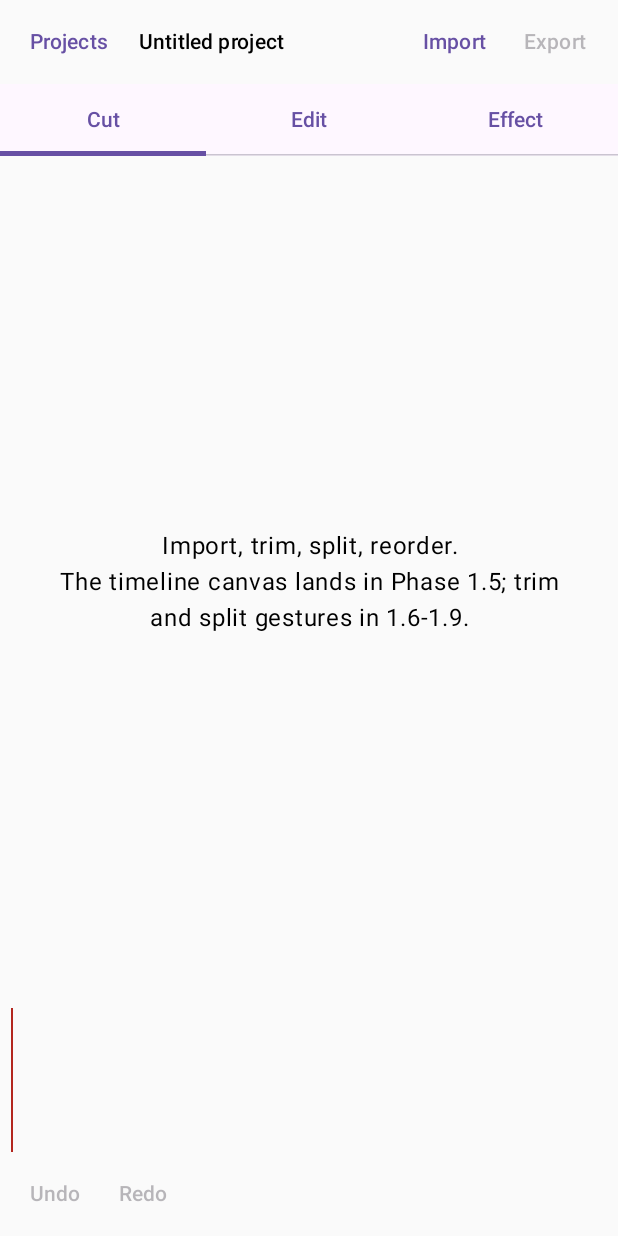
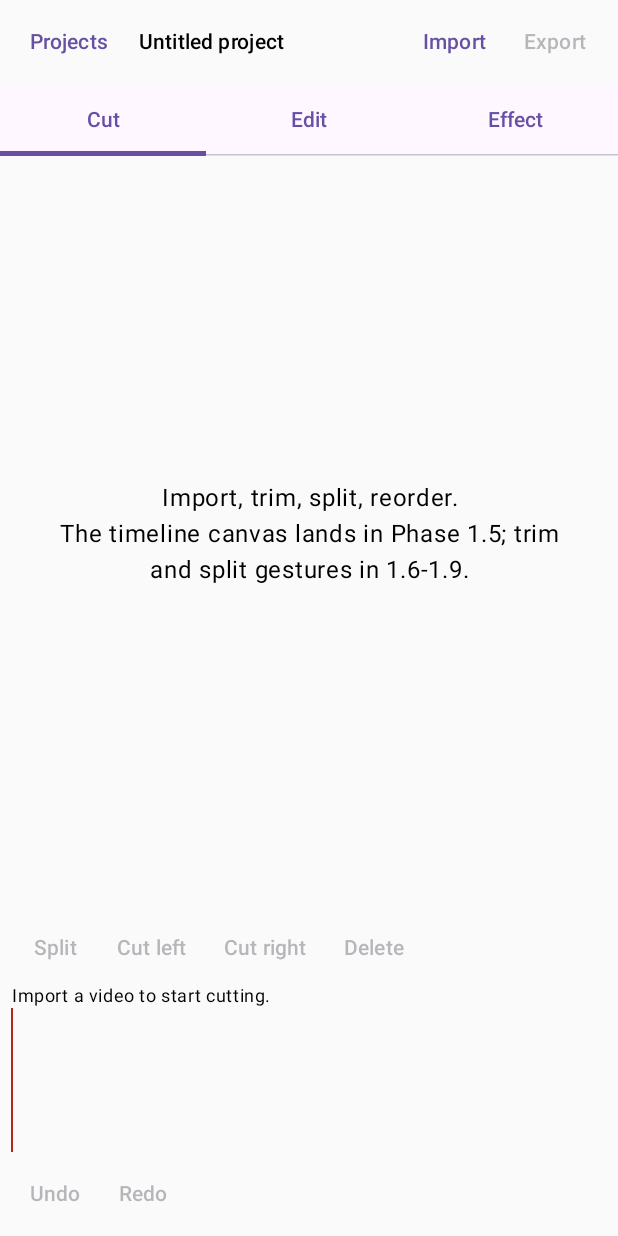
Before and after one commit to HoneyBee66661/redcut, an Android app built with Jetpack Compose: the EditorRoute screen opened through its navigation route, on a phone screen of 412 x 824 dp. Run offline under Robolectric (Android 15) with nearby library versions, the light colour scheme and no system bars; our stand-ins replace Dagger/Hilt's generated code.

Commit message:
Phase 1.7 (part 2): the Cut tools in the editor — one intent, one rule, two readers
Spec §13 task 1.7, the wiring. `ApplyCut(tool)` is ONE intent for four tools, because they differ
only in which command the document produces: the availability rules and the command construction both
live in the domain next to the commands they guard, so the ViewModel's handler has no rules of its own
to keep in step — and the toolbar asks `availabilityFor` the same question to decide whether to enable
each button. One rule, two readers, which is what stops a button offering what the command refuses.

The Cut tools appear under the stage tabs and only while the Cut stage is open (a global row would be
a row of disabled buttons in the other stages). When NOTHING can be cut the reason is shown; when only
some tools are blocked it is not, because the reasons differ per tool — delete is unavailable on the
last clip while split is fine — and printing one tool's reason under a row of four would mislead.

Five editor tests (CI: `:feature:editor` has no test runner on this host):
* a split makes two clips in ONE history entry labelled "Split", and undo puts one back;
* the tools act on the clip UNDER THE PLAYHEAD — with two clips and the playhead two seconds into the
  second one, cut-left must trim the second and leave the first alone, keeping the original clip id
  (a literal split-and-delete would orphan every effect scoped to that clip);
* delete ripples the gap closed;
* a tool the document refuses changes nothing — the handler must not depend on the UI having disabled
  the button, because the playhead can move between the render and the tap.

The toolbar's own words ("Split", "Cut left", "Cut right", "Delete") stay in the UI layer: they are
labels, not domain names, and the domain should not carry copy.

Verified: ktlint + detekt clean, pure tier green (fast tier 5.0 s, 92 domain tests of which 14 are the
new availability rules), import pre-flight 0 findings across 6 files.

```diff
--- a/feature/editor/src/main/kotlin/com/redcut/feature/editor/EditorScreen.kt
+++ b/feature/editor/src/main/kotlin/com/redcut/feature/editor/EditorScreen.kt
@@ -31,6 +31,9 @@ import androidx.compose.ui.text.style.TextAlign
 import androidx.compose.ui.unit.dp
 import androidx.hilt.navigation.compose.hiltViewModel
 import com.redcut.domain.document.ClipEdge
+import com.redcut.domain.document.CutAvailability
+import com.redcut.domain.document.CutTool
+import com.redcut.domain.document.availabilityFor
 import com.redcut.feature.editor.timeline.TimelineCanvas
 
 /**
@@ -141,6 +144,12 @@ internal fun EditorScreen(
 
         StageBody(state = state, onThumbnail = onThumbnail)
 
+        // The stage's own tools, under its tabs: the Cut tools only make sense while the Cut stage is
+        // open, and a global row of them would be a row of disabled buttons in the other stages.
+        if (state.stage == Stage.Cut) {
+            CutTools(state = state, onIntent = onIntent)
+        }
+
         // The timeline sits between the preview and the history bar, which is the layout §7.1
         // draws. It is given a fixed height rather than a weight: the preview is what should grow
         // when the screen does, and a timeline that stretched with the window would show more
@@ -246,6 +255,54 @@ private fun EdgeFrame(
 }
 
 /**
+ * The Cut tools (FR-2.2–2.6).
+ *
+ * Every button's enabled state AND its explanation come from `availabilityFor` — the same function the
+ * ViewModel's command path consults before it applies anything. One rule, two readers: a button that
+ * offered what the command would refuse is the classic way an editor feels broken.
+ *
+ * When NOTHING can be cut, the reason is shown. When only some tools are blocked, it is not: the
+ * reasons differ per tool (delete is unavailable on the last clip while split is fine), and printing
+ * one tool's reason under a row of four would be worse than printing none.
+ */
+@Composable
+private fun CutTools(state: EditorUiState, onIntent: (EditorIntent) -> Unit) {
+    val rows = remember(state.document, state.playheadUs) {
+        CUT_TOOLS.map { tool -> tool to state.document.availabilityFor(tool, state.playheadUs) }
+    }
+    val allBlocked = rows.none { (_, availability) -> availability is CutAvailability.Available }
+    val reasons = rows.mapNotNull { (_, availability) ->
+        (availability as? CutAvailability.Unavailable)?.reason
+    }.distinct()
+
+    Column(modifier = Modifier.fillMaxWidth().padding(horizontal = 8.dp)) {
+        Row {
+            rows.forEach { (tool, availability) ->
+                TextButton(
+                    onClick = { onIntent(EditorIntent.ApplyCut(tool)) },
+                    enabled = availability is CutAvailability.Available,
+                ) {
+                    Text(tool.label(), style = MaterialTheme.typography.labelLarge)
+                }
+            }
+        }
+        if (allBlocked && reasons.size == 1) {
+            Text(text = reasons.first(), style = MaterialTheme.typography.bodySmall)
+        }
+    }
+}
+
+private val CUT_TOOLS = listOf(CutTool.SPLIT, CutTool.CUT_LEFT, CutTool.CUT_RIGHT, CutTool.DELETE)
+
+/** A tool's button word. Here rather than in the domain because it is a UI word, not a domain name. */
+private fun CutTool.label(): String = when (this) {
+    CutTool.SPLIT -> "Split"
+    CutTool.CUT_LEFT -> "Cut left"
+    CutTool.CUT_RIGHT -> "Cut right"
+    CutTool.DELETE -> "Delete"
+}
+
+/**
  * Undo / redo, driven by [HistoryState].
  *
  * Two things worth noting. The `when` is total over the sealed type, so the day
```
Also changed, not shown: feature/editor/src/main/kotlin/com/redcut/feature/editor/EditorIntent.kt (+11 -0 lines), feature/editor/src/main/kotlin/com/redcut/feature/editor/EditorViewModel.kt (+29 -0 lines), 1 other file.
